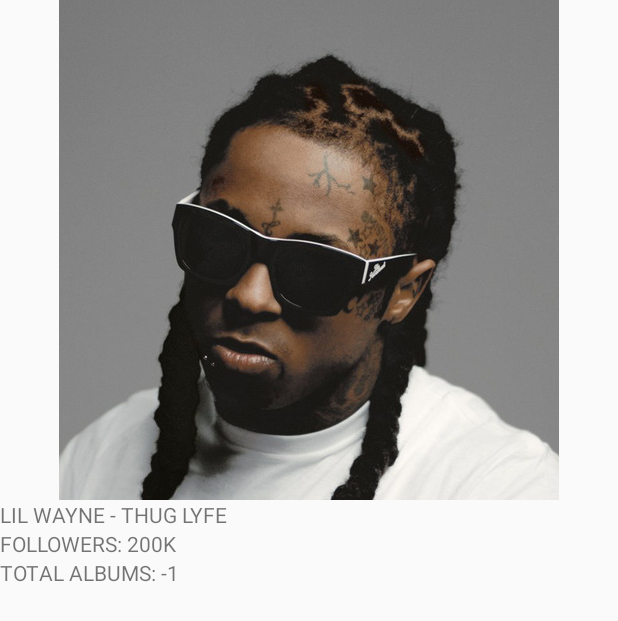
After one commit to davidsoloman/MusicFlow, an Android app: the layout activity_album_view.xml on its own in the app's theme, with its tools: preview values and no code run, on a phone screen of 412 x 824 dp. The commit adds this screen. Shown: the top 621 px of the screen. Run offline under Robolectric (Android 15) with nearby library versions, the phone set to English and light mode, and no system bars.

Commit message:
created the album view activity to show after clicking an album in the main activity

```diff
--- a/app/src/main/AndroidManifest.xml
+++ b/app/src/main/AndroidManifest.xml
@@ -22,6 +22,12 @@
             <meta-data android:name="android.support.PARENT_ACTIVITY"
                 android:value=".MainActivity"/>
         </activity>
+        <activity
+            android:name="com.musicflow.app.AlbumViewActivity"
+            android:label="@string/album_view" >
+            <meta-data android:name="android.support.PARENT_ACTIVITY"
+                android:value=".MainActivity"/>
+        </activity>
     </application>
 
 </manifest>
--- /dev/null
+++ b/app/src/main/java/com/musicflow/app/AlbumViewActivity.java
@@ -0,0 +1,7 @@
+package com.musicflow.app;
+
+import android.app.Activity;
+
+public class AlbumViewActivity extends Activity {
+
+}
--- a/app/src/main/java/com/musicflow/app/ImageAdapter.java
+++ b/app/src/main/java/com/musicflow/app/ImageAdapter.java
@@ -3,6 +3,7 @@ package com.musicflow.app;
 import java.util.List;
 
 import android.content.Context;
+import android.content.Intent;
 import android.view.View;
 import android.view.ViewGroup;
 import android.widget.ArrayAdapter;
@@ -11,7 +12,7 @@ import android.widget.ImageView;
 
 import com.squareup.picasso.Picasso;
 
-public class ImageAdapter extends ArrayAdapter<String> {
+public class ImageAdapter extends ArrayAdapter<String> implements View.OnClickListener {
 
     private Context context;
     protected List<String> coverArt;
@@ -34,9 +35,14 @@ public class ImageAdapter extends ArrayAdapter<String> {
         } else {
             imageView = (ImageView) convertView;
         }
-
-        String url = getItem(position);
+        imageView.setOnClickListener(this);
+        String url = "https://partner.api.beatsmusic.com/v1/api/albums/" + getItem(position) + "/images/default?client_id=frksnm8edw2t8ddebhkqkjwk&size=medium";
         Picasso.with(context).load(url).placeholder(R.drawable.placeholder).into(imageView);
         return imageView;
     }
+
+    @Override
+    public void onClick(View v) {
+        context.startActivity(new Intent(context, AlbumViewActivity.class));
+    }
 }
--- a/app/src/main/java/com/musicflow/app/data/AlbumList.java
+++ b/app/src/main/java/com/musicflow/app/data/AlbumList.java
@@ -46,7 +46,7 @@ public class AlbumList extends BaseJson {
         List<String> coverArtUrls = new ArrayList<String>();
 
         for (Album album : data) {
-            coverArtUrls.add("https://partner.api.beatsmusic.com/v1/api/albums/" + album.id + "/images/default?client_id=frksnm8edw2t8ddebhkqkjwk&size=medium");
+            coverArtUrls.add(album.id);
         }
 
         return coverArtUrls;
--- /dev/null
+++ b/app/src/main/res/layout/activity_album_view.xml
@@ -0,0 +1,52 @@
+<?xml version="1.0" encoding="utf-8"?>
+
+<LinearLayout xmlns:android="http://schemas.android.com/apk/res/android"
+    android:layout_width="match_parent"
+    android:layout_height="match_parent"
+    android:orientation="vertical">
+
+    <FrameLayout
+        android:layout_width="match_parent"
+        android:layout_height="wrap_content">
+
+        <ImageView
+            android:id="@+id/artist_hero_image"
+            android:layout_width="match_parent"
+            android:layout_height="wrap_content"
+            android:src="@drawable/lil_wayne" />
+    </FrameLayout>
+
+    <FrameLayout
+        android:layout_width="wrap_content"
+        android:layout_height="wrap_content">
+
+        <TextView
+            android:id="@+id/artist_name"
+            android:layout_width="wrap_content"
+            android:layout_height="wrap_content"
+            android:text="LIL WAYNE - THUG LYFE" />
+    </FrameLayout>
+
+    <FrameLayout
+        android:layout_width="wrap_content"
+        android:layout_height="wrap_content">
+
+        <TextView
+            android:id="@+id/artist_follower_count"
+            android:layout_width="wrap_content"
+            android:layout_height="wrap_content"
+            android:text="FOLLOWERS: 200K" />
+    </FrameLayout>
+
+    <FrameLayout
+        android:layout_width="wrap_content"
+        android:layout_height="wrap_content">
+
+        <TextView
+            android:id="@+id/artist_total_albums"
+            android:layout_width="wrap_content"
+            android:layout_height="wrap_content"
+            android:text="TOTAL ALBUMS: -1" />
+    </FrameLayout>
+
+</LinearLayout>
--- a/app/src/main/res/values/strings.xml
+++ b/app/src/main/res/values/strings.xml
@@ -15,5 +15,6 @@
     <string name="playlist_title">PLAYLIST TITLE</string>
     <string name="all_albums"><![CDATA[https://partner.api.beatsmusic.com/v1/api/albums?order_by=popularity&limit=25g&offset=0&client_id=frksnm8edw2t8ddebhkqkjwk]]></string>
     <string name="search_button">SEARCH BUTTON</string>
+    <string name="album_view">ALBUM VIEW</string>
 
 </resources>
```
Also changed, not shown: app/src/main/res/drawable-hdpi/lil_wayne.jpg (added).
